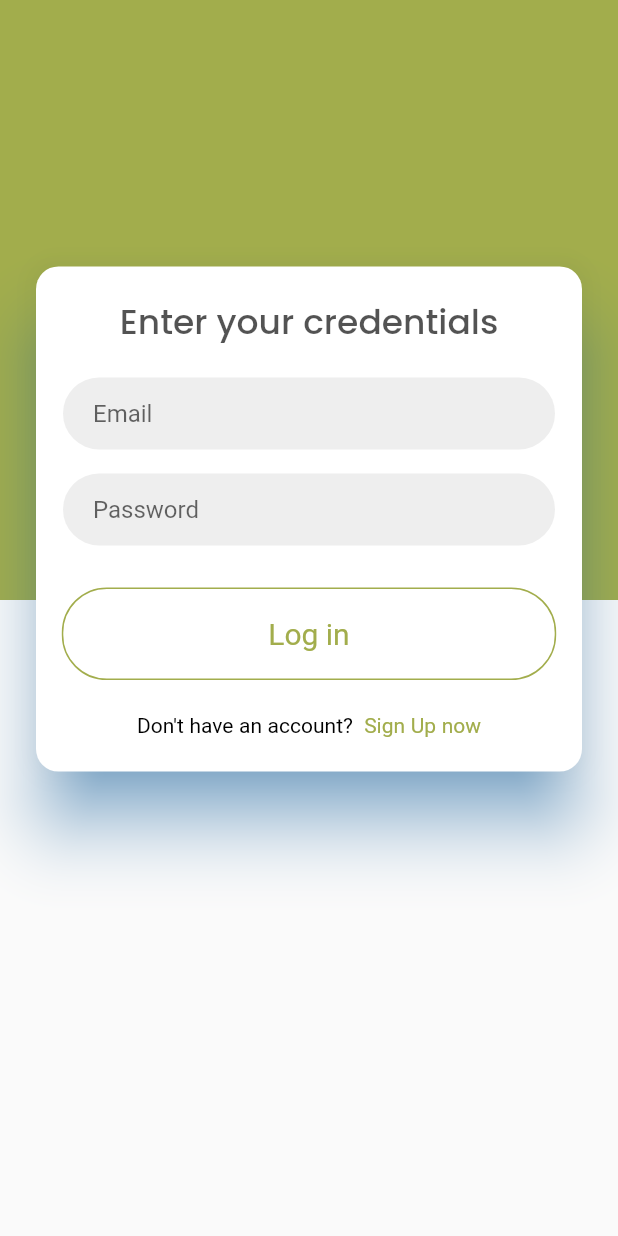
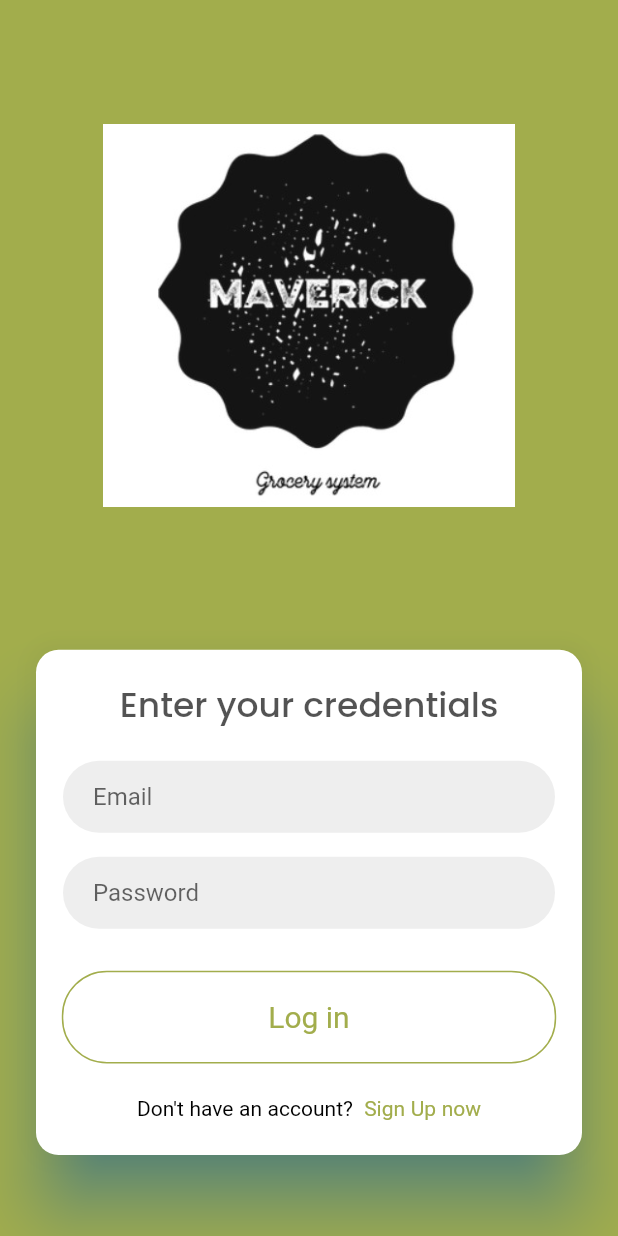
Before and after one commit to sherryDlucifer98/grocerysystem, a Flutter app: the LoginScreen screen opened by its route, on a phone screen of 412 x 824 dp. Run offline on Flutter 3.47's test engine with Material 2 defaults, Android fonts, the phone set to English and light mode, and no system bars; our stand-ins replace animated_text_kit, flutter_spinkit, google_fonts.

Commit message:
done with login screen ui without database

```diff
--- a/lib/screens/Login/login_view.dart
+++ b/lib/screens/Login/login_view.dart
@@ -25,7 +25,6 @@ class _LoginScreenState extends State<LoginScreen> {
 
   @override
   Widget build(BuildContext context) {
-    //Theme for custome desgin, not overriding the main theme because i want diffirent theme here
     return Theme(
       data: ThemeData(primaryColor: _color),
       child: LayoutBuilder(
@@ -34,7 +33,8 @@ class _LoginScreenState extends State<LoginScreen> {
           width = constraints.maxWidth;
           return Scaffold(
             body: Container(
-              height: 400,
+              height: height,
+              width: width,
               decoration: BoxDecoration(
                 color: HexColor("#a2ad4c"),
               ),
```
